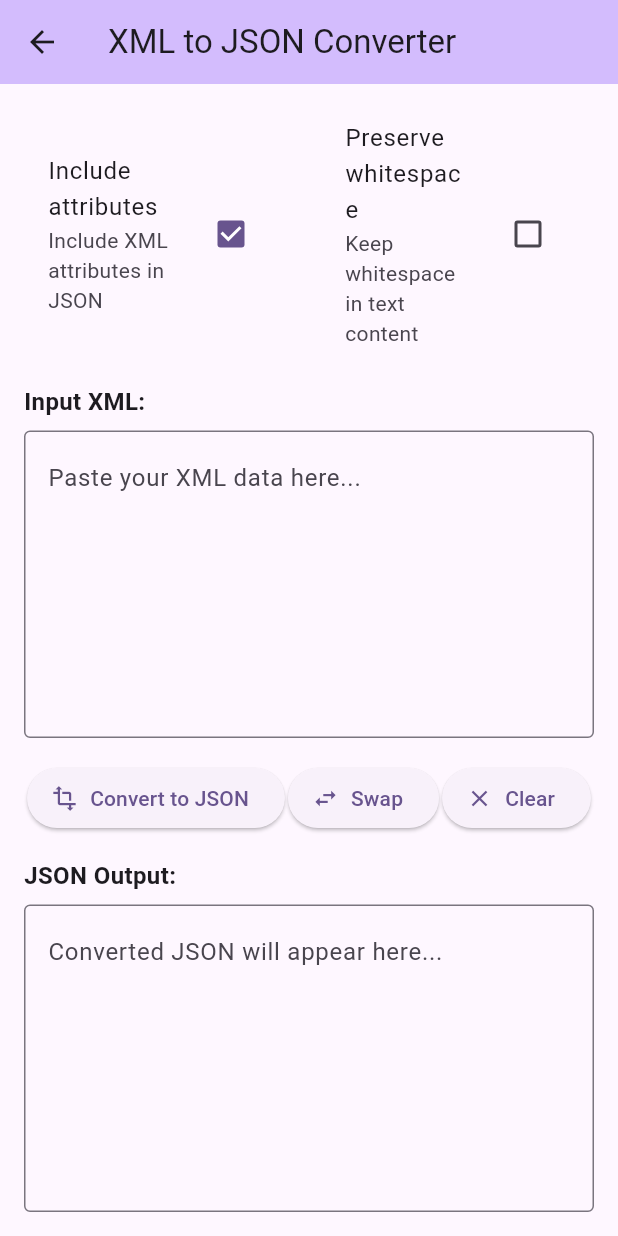
After one commit to sutanto1010/devtools, a Flutter app: the XmlToJsonScreen screen opened directly, on a phone screen of 412 x 824 dp. The commit adds this screen. Run offline on Flutter 3.47's test engine with Material 3 defaults, Android fonts, the phone set to English and light mode, and no system bars; our stand-ins replace file_picker, package_info_plus, screenshot, sqflite; missing offline and left inert: encrypt, openpgp, tray_manager, window_manager; accounts and stored records are empty.

Commit message:
feat: add xml to json converter with attribute support
Add new screen for converting between XML and JSON formats with options to include attributes and preserve whitespace. Includes xml package dependency and integration into main app navigation.

```diff
--- a/lib/main.dart
+++ b/lib/main.dart
@@ -29,6 +29,7 @@ import 'screens/unix_time_screen.dart';
 import 'screens/string_inspector_screen.dart';
 import 'screens/xml_formatter_screen.dart';
 import 'screens/uri_encoder_screen.dart';
+import 'screens/xml_to_json_screen.dart';
 import 'system_tray_manager.dart';
 
 void main() async {
@@ -115,6 +116,13 @@ class _MyHomePageState extends State<MyHomePage> with TickerProviderStateMixin {
       'title': 'CSV to JSON Converter',
       'description': 'Convert CSV data to JSON format',
       'screen': const CsvToJsonScreen(),
+    },
+    {
+      'id': 'xml_to_json',
+      'icon': Icons.swap_horiz,
+      'title': 'XML to JSON Converter',
+      'description': 'Convert between XML and JSON formats with attribute support',
+      'screen': const XmlToJsonScreen(),
     },
     {
       'id': 'json_explorer',
--- /dev/null
+++ b/lib/screens/xml_to_json_screen.dart
@@ -0,0 +1,370 @@
+import 'package:flutter/material.dart';
+import 'package:xml/xml.dart';
+import 'dart:convert';
+
+class XmlToJsonScreen extends StatefulWidget {
+  const XmlToJsonScreen({super.key});
+
+  @override
+  State<XmlToJsonScreen> createState() => _XmlToJsonScreenState();
+}
+
+class _XmlToJsonScreenState extends State<XmlToJsonScreen> {
+  final TextEditingController _inputController = TextEditingController();
+  final TextEditingController _outputController = TextEditingController();
+  String _errorMessage = '';
+  bool _isXmlToJson = true;
+  bool _includeAttributes = true;
+  bool _preserveWhitespace = false;
+
+  void _convertXmlToJson() {
+    setState(() {
+      _errorMessage = '';
+      _outputController.clear();
+    });
+
+    try {
+      final input = _inputController.text.trim();
+      if (input.isEmpty) {
+        setState(() {
+          _errorMessage = 'Please enter XML data to convert';
+        });
+        return;
+      }
+
+      final document = XmlDocument.parse(input);
+      final jsonData = _xmlToJson(document.rootElement);
+
+      const encoder = JsonEncoder.withIndent('  ');
+      final jsonString = encoder.convert(jsonData);
+
+      setState(() {
+        _outputController.text = jsonString;
+      });
+    } catch (e) {
+      setState(() {
+        _errorMessage = 'Error converting XML: ${e.toString()}';
+      });
+    }
+  }
+
+  void _convertJsonToXml() {
+    setState(() {
+      _errorMessage = '';
+      _outputController.clear();
+    });
+
+    try {
+      final input = _inputController.text.trim();
+      if (input.isEmpty) {
+        setState(() {
+          _errorMessage = 'Please enter JSON data to convert';
+        });
+        return;
+      }
+
+      final jsonData = jsonDecode(input);
+      final xmlString = _jsonToXml(jsonData);
+
+      setState(() {
+        _outputController.text = xmlString;
+      });
+    } catch (e) {
+      setState(() {
+        _errorMessage = 'Error converting JSON: ${e.toString()}';
+      });
+    }
+  }
+
+  dynamic _xmlToJson(XmlElement element) {
+    final Map<String, dynamic> result = {};
+
+    // Add attributes if enabled
+    if (_includeAttributes && element.attributes.isNotEmpty) {
+      for (final attr in element.attributes) {
+        result['@${attr.name}'] = attr.value;
+      }
+    }
+
+    // Handle child elements
+    final Map<String, List<dynamic>> childGroups = {};
+
+    for (final child in element.children) {
+      if (child is XmlElement) {
+        final childJson = _xmlToJson(child);
+        final childName = child.name.toString();
+
+        if (childGroups.containsKey(childName)) {
+          childGroups[childName]!.add(childJson);
+        } else {
+          childGroups[childName] = [childJson];
+        }
+      } else if (child is XmlText) {
+        final text = _preserveWhitespace ? child.value : child.value.trim();
+        if (text.isNotEmpty) {
+          if (result.containsKey('#text')) {
+            if (result['#text'] is List) {
+              (result['#text'] as List).add(text);
+            } else {
+              result['#text'] = [result['#text'], text];
+            }
+          } else {
+            result['#text'] = text;
+          }
+        }
+      }
+    }
+
+    // Add child elements to result
+    for (final entry in childGroups.entries) {
+      if (entry.value.length == 1) {
+        result[entry.key] = entry.value.first;
+      } else {
+        result[entry.key] = entry.value;
+      }
+    }
+
+    // If the element has only text content and no attributes, return just the text
+    if (result.length == 1 && result.containsKey('#text') && !_includeAttributes) {
+      return result['#text'];
+    }
+
+    // If the element is empty, return empty string
+    if (result.isEmpty) {
+      return '';
+    }
+
+    return result;
+  }
+
+  String _jsonToXml(dynamic json, {String rootName = 'root', int indent = 0}) {
+    final indentStr = '  ' * indent;
+    final buffer = StringBuffer();
+
+    if (json is Map<String, dynamic>) {
+      if (indent == 0) {
+        buffer.writeln('<?xml version="1.0" encoding="UTF-8"?>');
+      }
+
+      buffer.write('$indentStr<$rootName');
+
+      // Handle attributes (keys starting with @)
+      final attributes = <String, dynamic>{};
+      final elements = <String, dynamic>{};
+      String? textContent;
+
+      for (final entry in json.entries) {
+        if (entry.key.startsWith('@')) {
+          attributes[entry.key.substring(1)] = entry.value;
+        } else if (entry.key == '#text') {
+          textContent = entry.value.toString();
+        } else {
+          elements[entry.key] = entry.value;
+        }
+      }
+
+      // Add attributes
+      for (final attr in attributes.entries) {
+        buffer.write(' ${attr.key}="${attr.value}"');
+      }
+
+      if (elements.isEmpty && textContent == null) {
+        buffer.writeln('/>');
+      } else {
+        buffer.write('>');
+
+        if (textContent != null && elements.isEmpty) {
+          buffer.write(textContent);
+          buffer.writeln('</$rootName>');
+        } else {
+          buffer.writeln();
+
+          if (textContent != null) {
+            buffer.writeln('$indentStr  $textContent');
+          }
+
+          for (final entry in elements.entries) {
+            if (entry.value is List) {
+              for (final item in entry.value) {
+                buffer.write(_jsonToXml(item, rootName: entry.key, indent: indent + 1));
+              }
+            } else {
+              buffer.write(_jsonToXml(entry.value, rootName: entry.key, indent: indent + 1));
+            }
+          }
+
+          buffer.writeln('$indentStr</$rootName>');
+        }
+      }
+    } else if (json is List) {
+      for (final item in json) {
+        buffer.write(_jsonToXml(item, rootName: rootName, indent: indent));
+      }
+    } else {
+      if (indent == 0) {
+        buffer.writeln('<?xml version="1.0" encoding="UTF-8"?>');
+      }
+      buffer.writeln('$indentStr<$rootName>$json</$rootName>');
+    }
+
+    return buffer.toString();
+  }
+
+  void _clearAll() {
+    setState(() {
+      _inputController.clear();
+      _outputController.clear();
+      _errorMessage = '';
+    });
+  }
+
+  void _swapConversion() {
+    setState(() {
+      _isXmlToJson = !_isXmlToJson;
+      final temp = _inputController.text;
+      _inputController.text = _outputController.text;
+      _outputController.text = temp;
+      _errorMessage = '';
+    });
+  }
+
+  @override
+  Widget build(BuildContext context) {
+    return Scaffold(
+      appBar: AppBar(
+        title: Text(_isXmlToJson ? 'XML to JSON Converter' : 'JSON to XML Converter'),
+        backgroundColor: Theme.of(context).colorScheme.inversePrimary,
+      ),
+      body: Padding(
+        padding: const EdgeInsets.all(16.0),
+        child: Column(
+          crossAxisAlignment: CrossAxisAlignment.stretch,
+          children: [
+            // Options Row
+            Row(
+              children: [
+                Expanded(
+                  child: CheckboxListTile(
+                    title: const Text('Include attributes'),
+                    subtitle: const Text('Include XML attributes in JSON'),
+                    value: _includeAttributes,
+                    onChanged: (value) {
+                      setState(() {
+                        _includeAttributes = value ?? true;
+                      });
+                    },
+                  ),
+                ),
+                const SizedBox(width: 16),
+                Expanded(
+                  child: CheckboxListTile(
+                    title: const Text('Preserve whitespace'),
+                    subtitle: const Text('Keep whitespace in text content'),
+                    value: _preserveWhitespace,
+                    onChanged: (value) {
+                      setState(() {
+                        _preserveWhitespace = value ?? false;
+                      });
+                    },
+                  ),
+                ),
+              ],
+            ),
+            const SizedBox(height: 16),
+
+            // Input Section
+            Text(
+              _isXmlToJson ? 'Input XML:' : 'Input JSON:',
+              style: const TextStyle(fontSize: 16, fontWeight: FontWeight.bold),
+            ),
+            const SizedBox(height: 8),
+            Expanded(
+              flex: 2,
+              child: TextField(
+                controller: _inputController,
+                maxLines: null,
+                expands: true,
+                decoration: InputDecoration(
+                  border: const OutlineInputBorder(),
+                  hintText: _isXmlToJson
+                      ? 'Paste your XML data here...'
+                      : 'Paste your JSON data here...',
+                ),
+                textAlignVertical: TextAlignVertical.top,
+              ),
+            ),
+            const SizedBox(height: 16),
+
+            // Action Buttons
+            Row(
+              mainAxisAlignment: MainAxisAlignment.spaceEvenly,
+              children: [
+                ElevatedButton.icon(
+                  onPressed: _isXmlToJson ? _convertXmlToJson : _convertJsonToXml,
+                  icon: const Icon(Icons.transform),
+                  label: Text(_isXmlToJson ? 'Convert to JSON' : 'Convert to XML'),
+                ),
+                ElevatedButton.icon(
+                  onPressed: _swapConversion,
+                  icon: const Icon(Icons.swap_horiz),
+                  label: const Text('Swap'),
+                ),
+                ElevatedButton.icon(
+                  onPressed: _clearAll,
+                  icon: const Icon(Icons.clear),
+                  label: const Text('Clear'),
+                ),
+              ],
+            ),
+            const SizedBox(height: 16),
+
+            // Error Message
+            if (_errorMessage.isNotEmpty)
+              Container(
+                padding: const EdgeInsets.all(8),
+                decoration: BoxDecoration(
+                  color: Colors.red.shade100,
+                  borderRadius: BorderRadius.circular(4),
+                ),
+                child: Text(
+                  _errorMessage,
+                  style: const TextStyle(color: Colors.red),
+                ),
+              ),
+            if (_errorMessage.isNotEmpty) const SizedBox(height: 8),
+
+            // Output Section
+            Text(
+              _isXmlToJson ? 'JSON Output:' : 'XML Output:',
+              style: const TextStyle(fontSize: 16, fontWeight: FontWeight.bold),
+            ),
+            const SizedBox(height: 8),
+            Expanded(
+              flex: 2,
+              child: TextField(
+                controller: _outputController,
+                maxLines: null,
+                expands: true,
+                readOnly: true,
+                decoration: InputDecoration(
+                  border: const OutlineInputBorder(),
+                  hintText: _isXmlToJson
+                      ? 'Converted JSON will appear here...'
+                      : 'Converted XML will appear here...',
+                ),
+                textAlignVertical: TextAlignVertical.top,
+              ),
+            ),
+          ],
+        ),
+      ),
+    );
+  }
+
+  @override
+  void dispose() {
+    _inputController.dispose();
+    _outputController.dispose();
+    super.dispose();
+  }
+}
--- a/pubspec.yaml
+++ b/pubspec.yaml
@@ -43,6 +43,7 @@ dependencies:
   # Use with the CupertinoIcons class for iOS style icons.
   cupertino_icons: ^1.0.8
   openpgp: ^3.10.6
+  xml: ^6.5.0
 
   # Screenshot and image editing dependencies
   screenshot: ^3.0.0
```
Also changed, not shown: pubspec.lock.
